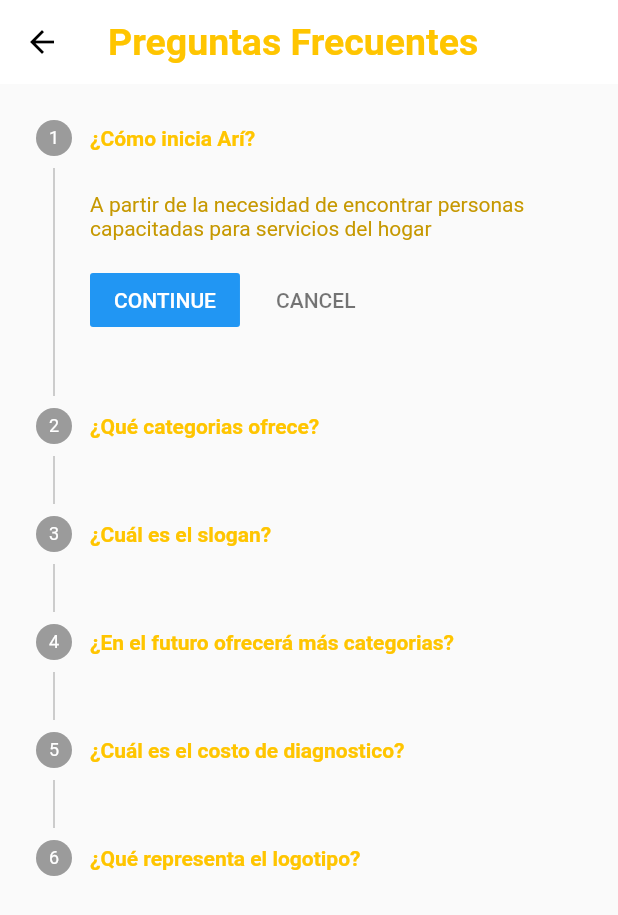
After one commit to EdgarXolop/flutter-app, a Flutter app: the FAQ screen opened directly, on a phone screen of 412 x 824 dp. The commit adds this screen. Shown: the top 915 px of the screen. Run offline on Flutter 3.47's test engine with Material 2 defaults, Android fonts, the phone set to English and light mode, and no system bars; our stand-ins replace firebase_auth, firebase_database; accounts and stored records are empty; Roboto replaces fonts that are missing (Hind, Montserrat).

Commit message:
Adding FAQ scene

```diff
--- /dev/null
+++ b/lib/models/simple_faq.dart
@@ -0,0 +1,21 @@
+import 'package:firebase_database/firebase_database.dart';
+
+class SimpleFAQ {
+  String key;
+  String answer;
+  String response;
+
+  SimpleFAQ(this.answer, this.response);
+
+  SimpleFAQ.fromSnapshot(DataSnapshot snapshot) :
+    key = snapshot.key,
+    answer = snapshot.value["answer"],
+    response = snapshot.value["response"];
+
+  toJson() {
+    return {
+      "answer": answer,
+      "response": response
+    };
+  }
+}
--- /dev/null
+++ b/lib/scenes/faq.dart
@@ -0,0 +1,210 @@
+
+import 'dart:async';
+
+import 'package:Ari/models/simple_faq.dart';
+import 'package:firebase_database/firebase_database.dart';
+import 'package:flutter/material.dart';
+
+class FAQ extends StatefulWidget {
+  FAQ() : super();
+
+  @override
+  State<StatefulWidget> createState() => FAQState();
+}
+
+class FAQState extends State<FAQ> {
+  int current_step = 0;
+  List<Step> steps;
+  List<SimpleFAQ> faqs;
+
+  final FirebaseDatabase _database = FirebaseDatabase.instance;
+  StreamSubscription<Event> _onAddedFAQ;
+  StreamSubscription<Event> _onChangeddFAQ;
+  StreamSubscription<Event> _onRemovedFAQ;
+
+  @override
+  void initState() {
+    super.initState();
+
+    // Query _faqsQuery =  _database.reference().child("FAQ").orderByKey();
+
+    // _onAddedFAQ = _faqsQuery.onChildAdded.listen(_onFAQAdded);
+    // _onChangeddFAQ = _faqsQuery.onChildChanged.listen(_onFAQChanged);
+    // _onRemovedFAQ = _faqsQuery.onChildRemoved.listen(_onFAQRemoved);
+  }
+
+
+  @override
+  Widget build(BuildContext context) {
+    steps = List<Step>();
+    faqs = List<SimpleFAQ>();
+
+    steps.add(new Step(
+      title: new Text(
+        "¿Cómo inicia Arí?",
+        style: TextStyle(
+          color: Theme.of(context).primaryColor,
+          fontWeight: FontWeight.bold
+        ),
+      ),
+      content: new Text("A partir de la necesidad de encontrar personas capacitadas para servicios del hogar")
+      )
+    );
+
+
+    steps.add(new Step(
+      title: new Text(
+        "¿Qué categorias ofrece?",
+        style: TextStyle(
+          color: Theme.of(context).primaryColor,
+          fontWeight: FontWeight.bold
+        ),
+      ),
+      content: new Text("Pintura, Electricidad, Plomería")
+      )
+    );
+
+    steps.add(new Step(
+      title: new Text(
+        "¿Cuál es el slogan?",
+        style: TextStyle(
+          color: Theme.of(context).primaryColor,
+          fontWeight: FontWeight.bold
+        ),
+      ),
+      content: new Text("Te echamos la mano!")
+      )
+    );
+
+    steps.add(new Step(
+      title: new Text(
+        "¿En el futuro ofrecerá más categorias?",
+        style: TextStyle(
+          color: Theme.of(context).primaryColor,
+          fontWeight: FontWeight.bold
+        ),
+      ),
+      content: new Text("Se espera hacer una amplicación el próximo año")
+      )
+    );
+
+    steps.add(new Step(
+      title: new Text(
+        "¿Cuál es el costo de diagnostico?",
+        style: TextStyle(
+          color: Theme.of(context).primaryColor,
+          fontWeight: FontWeight.bold
+        ),
+      ),
+      content: new Text("Tenemos una política de Q100 por diagnostico")
+      )
+    );
+
+    steps.add(new Step(
+      title: new Text(
+        "¿Qué representa el logotipo?",
+        style: TextStyle(
+          color: Theme.of(context).primaryColor,
+          fontWeight: FontWeight.bold
+        ),
+      ),
+      content: new Text("Es una hormiga que hace referencia a la fuerza de trabajo que ofrecen los técnicos y profesionales")
+      )
+    );
+
+    return Scaffold(
+      appBar: new AppBar(
+        elevation: 0,
+        backgroundColor: Color(0xFFFFFFFF),
+        leading: null,
+        title: new Text(
+          "Preguntas Frecuentes",
+          style: new TextStyle(
+            fontSize: 25.0,
+            color: Theme.of(context).primaryColor,
+            fontWeight: FontWeight.bold
+          ),
+        ),
+
+      ),
+      body: new Stack(
+        children: <Widget>[
+          Container(
+            height: 600.0,
+            child: Stepper(
+              currentStep: this.current_step,
+              steps: steps,
+              type: StepperType.vertical,
+              onStepTapped: (step) {
+                setState(() {
+                  if(steps.length > step)
+                    current_step = step;
+                });
+              },
+              onStepContinue: () {
+                setState(() {
+                  if(current_step < steps.length - 1) {
+                    current_step = current_step + 1;
+                  }else{
+                    current_step = 0;
+                  }
+                });
+              },
+              onStepCancel: () {
+                setState(() {
+                  if(current_step < steps.length - 1){
+                    current_step = current_step + 1;
+                  }else{
+                    current_step = 0;
+                  }
+                });
+              },
+            ),
+          ),
+        ],
+      )
+    );
+  }
+
+
+  void dispose() {
+    _onAddedFAQ.cancel();
+    _onChangeddFAQ.cancel();
+    _onRemovedFAQ.cancel();
+    super.dispose();
+  }
+
+ void _onFAQAdded(Event event) {
+    setState(() {
+      SimpleFAQ f = new SimpleFAQ.fromSnapshot(event.snapshot);
+
+      faqs.add(f);
+
+      steps.add(new Step(
+        title: new Text(f.answer),
+        content: new Text(f.response),
+      ));
+    });
+  }
+
+  void _onFAQChanged(Event event) {
+    var oldEntry = steps.singleWhere((entry) {
+      return entry.title.toString() == event.snapshot.value["answer"].toString();
+    });
+
+    setState(() {
+      steps[steps.indexOf(oldEntry)] = new Step(title: event.snapshot.value["answer"], content: event.snapshot.value["response"]);
+      //count = steps.length;
+    });
+  }
+
+  void _onFAQRemoved(Event event){
+    steps.removeWhere((entry) {
+      return entry.title.toString() == event.snapshot.value["answer"].toString();
+    });
+
+    // setState(() {
+    //   count = steps.length;
+    // });
+  }
+}
```
Also changed, not shown: lib/scenes/main.dart (+20 -5 lines).
